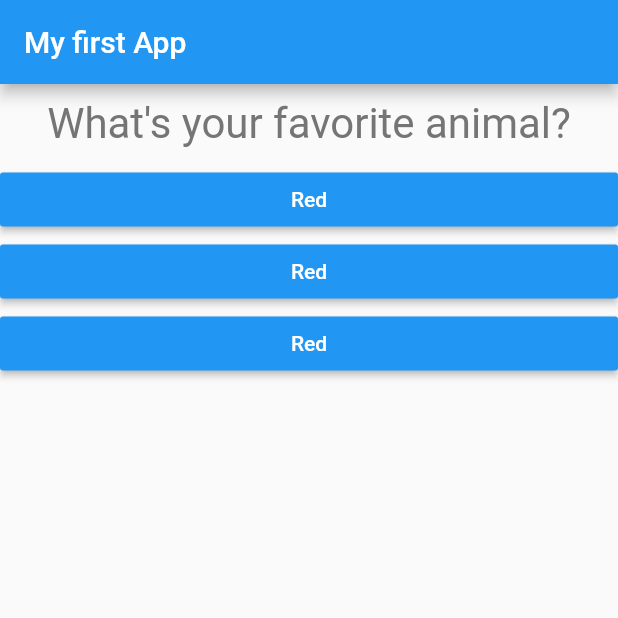
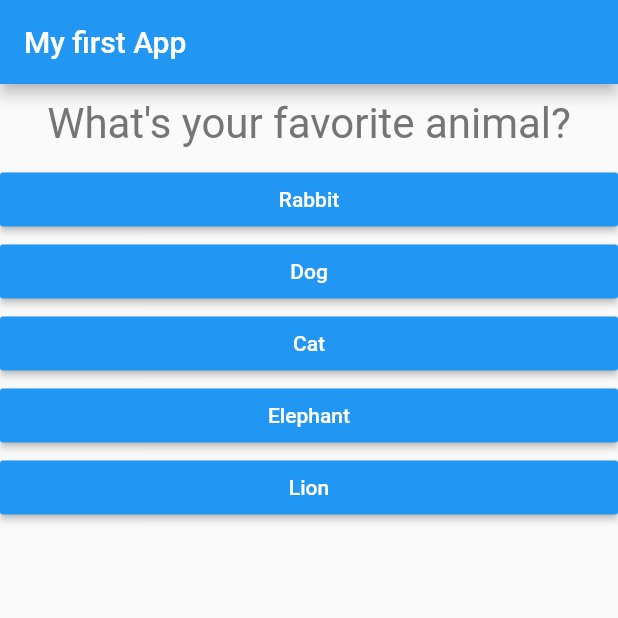
Before and after one commit to jazvillagra/quizz_app, a Flutter app: the screen it shows after launch, after a tap on "Red", on a phone screen of 412 x 824 dp, the top half of it. Run offline on Flutter 3.47's test engine with Material 2 defaults, Android fonts, the phone set to English and light mode, and no system bars.

Commit message:
Makes questions and answers dynamic

```diff
--- a/lib/answer.dart
+++ b/lib/answer.dart
@@ -7,8 +7,9 @@ class Answer extends StatelessWidget {
   /// funtion defined in the main.dart, when instantiating an object of type
   /// Answer(_answerQuestion)
   final Function selectHandler;
+  final String answerText;
 
-  Answer(this.selectHandler);
+  Answer(this.selectHandler, this.answerText);
 
   @override
   Widget build(BuildContext context) {
@@ -25,7 +26,7 @@ class Answer extends StatelessWidget {
       child: RaisedButton(
         color: Colors.blue,
         textColor: Colors.white,
-        child: Text('Red'),
+        child: Text(answerText),
         onPressed: selectHandler,
       ),
     );
--- a/lib/main.dart
+++ b/lib/main.dart
@@ -45,9 +45,21 @@ class _MyAppState extends State<MyApp> {
   /// rendered onto the screen
   @override
   Widget build(BuildContext context) {
+    /// This is an object of type list, that contains various items of type map
+    /// To access the values of the map,
     var questions = [
-      'What\'s your favorite color?',
-      'What\'s your favorite animal?',
+      {
+        'questionText': 'What\'s yout favorite color?',
+        'answers': ['Black', 'Red', 'Green']
+      },
+      {
+        'questionText': 'What\'s your favorite animal?',
+        'answers': ['Rabbit', 'Dog', 'Cat', 'Elephant', 'Lion']
+      },
+      {
+        'questionText': 'What\'s yout favorite city?',
+        'answers': ['Berlin', 'London', 'Madrid', 'Rome']
+      }
     ];
 
     /// MaterialApp takes named arguments
@@ -58,22 +70,33 @@ class _MyAppState extends State<MyApp> {
           title: Text('My first App'),
         ),
 
-        /// this body will contain a column, which holds a list of widgets
+        /// This body will contain a column, which holds a list of widgets
+        /// You can specify the data type the list will contain
+        /// children: <Widget>[]
+        /// but since all items are widgets, Dart will automatically recognize
+        /// the data type of the items and assign it to the list.
         body: Column(
-          /// You can specify the data type the list will contain
-          /// children: <Widget>[]
-          /// but since all items are widgets, Dart will automatically recognize
-          /// the data type of the items and assign it to the list.
           children: [
             /// Question is a custom widget created specifically to display the
             /// questions of the app. It's a stateless widget that receives the
             /// question's text as input data
             /// To specify a button's function, onPressed recieves the pointer to
             /// the functions that the button should have
-            Question(questions[_questionIndex]),
-            Answer(_answerQuestion),
-            Answer(_answerQuestion),
-            Answer(_answerQuestion),
+            Question(
+              questions[_questionIndex]['questionText'],
+            ),
+
+            /// To make the amount of questions & answers dinamic, we can map
+            /// the list of maps into a list of widgets
+            /// what the three preceeding dots do here is they take a list and
+            /// they pull all the values in the list OUT of it and ADD them to
+            /// the surrounding list as INDIVIDUAL VALUES, so that we don't add
+            /// a list to a list, but the values of a list to the list that
+            /// surrounds it
+            ...(questions[_questionIndex]['answers'] as List<String>)
+                .map((answer) {
+              return Answer(_answerQuestion, answer);
+            }).toList()
           ],
         ),
       ),
```
